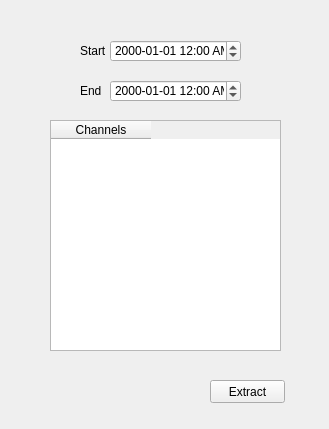
Above: gui/telegram.ui from jocosuccess/telegram-client before the change. Below: the same form after it.
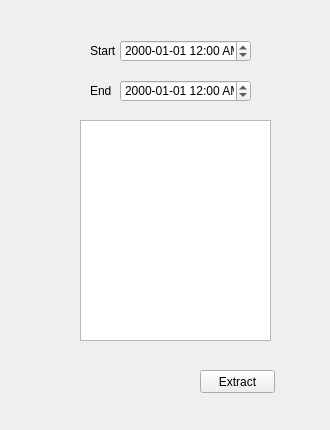
That is the form after the change.

Commit message: tesseract built-in and list view update

Patch:
```diff
--- a/gui/telegram.ui
+++ b/gui/telegram.ui
@@ -6,8 +6,8 @@
    <rect>
     <x>0</x>
     <y>0</y>
-    <width>329</width>
-    <height>429</height>
+    <width>330</width>
+    <height>430</height>
    </rect>
   </property>
   <property name="windowTitle">
@@ -16,7 +16,7 @@
   <widget class="QLabel" name="label">
    <property name="geometry">
     <rect>
-     <x>80</x>
+     <x>90</x>
      <y>40</y>
      <width>31</width>
      <height>21</height>
@@ -29,7 +29,7 @@
   <widget class="QDateTimeEdit" name="start_time_widget">
    <property name="geometry">
     <rect>
-     <x>110</x>
+     <x>120</x>
      <y>40</y>
      <width>131</width>
      <height>22</height>
@@ -42,7 +42,7 @@
   <widget class="QLabel" name="label_2">
    <property name="geometry">
     <rect>
-     <x>80</x>
+     <x>90</x>
      <y>80</y>
      <width>21</width>
      <height>21</height>
@@ -55,7 +55,7 @@
   <widget class="QDateTimeEdit" name="end_time_widget">
    <property name="geometry">
     <rect>
-     <x>110</x>
+     <x>120</x>
      <y>80</y>
      <width>131</width>
      <height>22</height>
@@ -72,29 +72,11 @@
     <string>yyyy-MM-dd hh:mm AP</string>
    </property>
   </widget>
-  <widget class="QTableWidget" name="chat_tbl">
-   <property name="geometry">
-    <rect>
-     <x>50</x>
-     <y>120</y>
-     <width>231</width>
-     <height>231</height>
-    </rect>
-   </property>
-   <property name="columnCount">
-    <number>1</number>
-   </property>
-   <column>
-    <property name="text">
-     <string>Channels</string>
-    </property>
-   </column>
-  </widget>
   <widget class="QPushButton" name="extract_btn">
    <property name="geometry">
     <rect>
-     <x>210</x>
-     <y>380</y>
+     <x>200</x>
+     <y>370</y>
      <width>75</width>
      <height>23</height>
     </rect>
@@ -103,6 +85,28 @@
     <string>Extract</string>
    </property>
   </widget>
+  <widget class="QListWidget" name="chat_list_widget">
+   <property name="geometry">
+    <rect>
+     <x>80</x>
+     <y>120</y>
+     <width>191</width>
+     <height>221</height>
+    </rect>
+   </property>
+   <property name="resizeMode">
+    <enum>QListView::Fixed</enum>
+   </property>
+   <property name="viewMode">
+    <enum>QListView::ListMode</enum>
+   </property>
+   <property name="wordWrap">
+    <bool>true</bool>
+   </property>
+   <property name="sortingEnabled">
+    <bool>true</bool>
+   </property>
+  </widget>
  </widget>
  <resources/>
  <connections/>
```
The commit also changes 6 other files.
